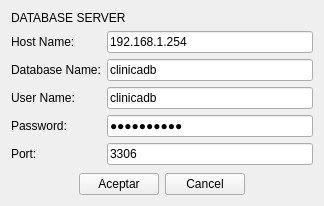
First picture: the form in configprogram.ui, repository rodety/Clinica, before the edit.
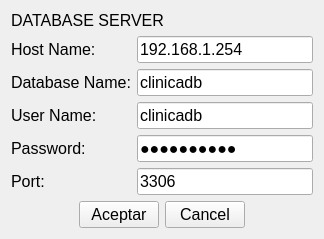
Second picture: the form after the edit. Icons and pictures are not drawn.

Patch:
```diff
--- a/configprogram.ui
+++ b/configprogram.ui
@@ -22,6 +22,11 @@
     <layout class="QGridLayout" name="gridLayout">
      <item row="1" column="0">
       <spacer name="horizontalSpacer">
+       <property name="font">
+        <font>
+         <pointsize>12</pointsize>
+        </font>
+       </property>
        <property name="orientation">
         <enum>Qt::Horizontal</enum>
        </property>
@@ -35,6 +40,11 @@
      </item>
      <item row="1" column="1">
       <widget class="QPushButton" name="pushButton">
+       <property name="font">
+        <font>
+         <pointsize>12</pointsize>
+        </font>
+       </property>
        <property name="text">
         <string>Aceptar</string>
        </property>
@@ -42,6 +52,11 @@
      </item>
      <item row="1" column="2">
       <widget class="QPushButton" name="pushButton_2">
+       <property name="font">
+        <font>
+         <pointsize>12</pointsize>
+        </font>
+       </property>
        <property name="text">
         <string>Cancel</string>
        </property>
@@ -49,6 +64,11 @@
      </item>
      <item row="1" column="3">
       <spacer name="horizontalSpacer_2">
+       <property name="font">
+        <font>
+         <pointsize>12</pointsize>
+        </font>
+       </property>
        <property name="orientation">
         <enum>Qt::Horizontal</enum>
        </property>
@@ -67,6 +87,11 @@
        </property>
        <item row="0" column="0" colspan="2">
         <widget class="QLabel" name="label_6">
+         <property name="font">
+          <font>
+           <pointsize>12</pointsize>
+          </font>
+         </property>
          <property name="text">
           <string>DATABASE SERVER</string>
          </property>
@@ -74,6 +99,11 @@
        </item>
        <item row="1" column="0">
         <widget class="QLabel" name="label">
+         <property name="font">
+          <font>
+           <pointsize>12</pointsize>
+          </font>
+         </property>
          <property name="text">
           <string>Host Name:</string>
          </property>
@@ -81,6 +111,11 @@
        </item>
        <item row="1" column="1">
         <widget class="QLineEdit" name="lineEdit_hostName">
+         <property name="font">
+          <font>
+           <pointsize>12</pointsize>
+          </font>
+         </property>
          <property name="text">
           <string>192.168.1.254</string>
          </property>
@@ -88,6 +123,11 @@
        </item>
        <item row="2" column="0">
         <widget class="QLabel" name="label_2">
+         <property name="font">
+          <font>
+           <pointsize>12</pointsize>
+          </font>
+         </property>
          <property name="text">
           <string>Database Name:</string>
          </property>
@@ -95,6 +135,11 @@
        </item>
        <item row="2" column="1">
         <widget class="QLineEdit" name="lineEdit_databaseName">
+         <property name="font">
+          <font>
+           <pointsize>12</pointsize>
+          </font>
+         </property>
          <property name="text">
           <string>clinicadb</string>
          </property>
@@ -102,6 +147,11 @@
        </item>
        <item row="3" column="0">
         <widget class="QLabel" name="label_3">
+         <property name="font">
+          <font>
+           <pointsize>12</pointsize>
+          </font>
+         </property>
          <property name="text">
           <string>User Name:</string>
          </property>
@@ -109,6 +159,11 @@
        </item>
        <item row="3" column="1">
         <widget class="QLineEdit" name="lineEdit_userName">
+         <property name="font">
+          <font>
+           <pointsize>12</pointsize>
+          </font>
+         </property>
          <property name="text">
           <string>clinicadb</string>
          </property>
@@ -116,6 +171,11 @@
        </item>
        <item row="4" column="0">
         <widget class="QLabel" name="label_4">
+         <property name="font">
+          <font>
+           <pointsize>12</pointsize>
+          </font>
+         </property>
          <property name="text">
           <string>Password:</string>
          </property>
@@ -123,6 +183,11 @@
        </item>
        <item row="4" column="1">
         <widget class="QLineEdit" name="lineEdit_password">
+         <property name="font">
+          <font>
+           <pointsize>12</pointsize>
+          </font>
+         </property>
          <property name="text">
           <string>clinica123</string>
          </property>
@@ -133,6 +198,11 @@
        </item>
        <item row="5" column="0">
         <widget class="QLabel" name="label_10">
+         <property name="font">
+          <font>
+           <pointsize>12</pointsize>
+          </font>
+         </property>
          <property name="text">
           <string>Port:</string>
          </property>
@@ -140,6 +210,11 @@
        </item>
        <item row="5" column="1">
         <widget class="QLineEdit" name="lineEdit_port">
+         <property name="font">
+          <font>
+           <pointsize>12</pointsize>
+          </font>
+         </property>
          <property name="text">
           <string>3306</string>
          </property>
```
